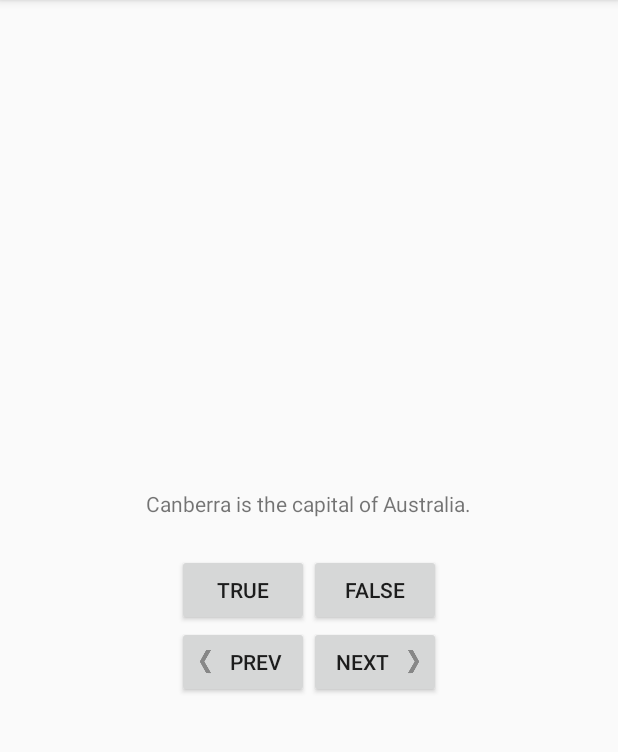
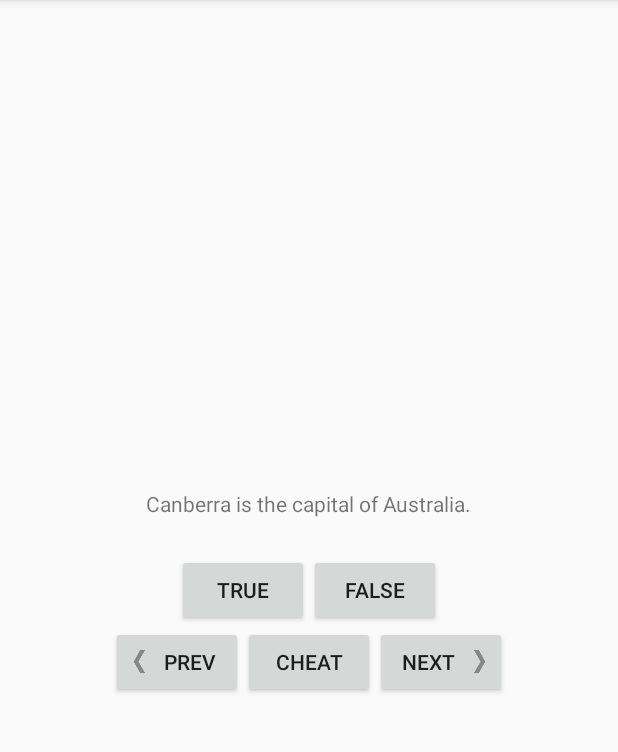
Before and after one commit to onero/GeoQuiz, an Android app: the screen it shows after launch (QuizActivity), on a phone screen of 412 x 824 dp, the part 84-836 px from its top. Run offline under Robolectric (Android 15) with nearby library versions, the phone set to English and light mode, and no system bars.

Commit message:
Added CheatMode
New Possibility for cheating added, use with caution!

```diff
--- a/app/src/main/AndroidManifest.xml
+++ b/app/src/main/AndroidManifest.xml
@@ -16,6 +16,8 @@
                 <category android:name="android.intent.category.LAUNCHER"/>
             </intent-filter>
         </activity>
+        <activity android:name=".CheatActivity">
+        </activity>
     </application>
 
 </manifest>
--- a/app/src/main/java/dk/adamino/geoquiz/QuizActivity.java
+++ b/app/src/main/java/dk/adamino/geoquiz/QuizActivity.java
@@ -1,5 +1,6 @@
 package dk.adamino.geoquiz;
 
+import android.content.Intent;
 import android.os.Bundle;
 import android.support.v7.app.AppCompatActivity;
 import android.util.Log;
@@ -12,9 +13,11 @@ public class QuizActivity extends AppCompatActivity {
 
     public static final String TAG = "Adamino";
     public static final String KEY_INDEX = "index";
-    private Button mTrueButton, mFalseButton ,mNextButton, mPrevButton;
+    public static final int REQUEST_CODE_CHEAT = 0;
+    private Button mTrueButton, mFalseButton ,mNextButton, mPrevButton, mCheatButton;
     private TextView mQuestionTextView;
     private int mCurrentIndex = 0;
+    private boolean mIsCheater;
 
     private Question[] mQuestionBank = new Question[]{
         new Question(R.string.question_australia, true),
@@ -40,6 +43,16 @@ public class QuizActivity extends AppCompatActivity {
         updateQuestion();
     }
 
+    @Override
+    protected void onActivityResult(int requestCode, int resultCode, Intent data) {
+        if (resultCode != RESULT_OK) return;
+
+        if (requestCode == QuizActivity.REQUEST_CODE_CHEAT) {
+            if (data == null) return;
+            mIsCheater = CheatActivity.wasAnswerShown(data);
+        }
+    }
+
     private void setupListeners() {
         mFalseButton.setOnClickListener(new View.OnClickListener() {
             @Override
@@ -58,9 +71,18 @@ public class QuizActivity extends AppCompatActivity {
             @Override
             public void onClick(View v) {
                 mCurrentIndex = (mCurrentIndex + 1) % mQuestionBank.length;
+                mIsCheater = false;
                 updateQuestion();
             }
         };
+        mCheatButton.setOnClickListener(new View.OnClickListener() {
+            @Override
+            public void onClick(View v) {
+                boolean answerIsTrue = mQuestionBank[mCurrentIndex].isAnswerTrue();
+                Intent iSolemnlySwearImUpToNoGood = CheatActivity.newIntent(QuizActivity.this, answerIsTrue);
+                startActivityForResult(iSolemnlySwearImUpToNoGood, QuizActivity.REQUEST_CODE_CHEAT);
+            }
+        });
 
         mNextButton.setOnClickListener(nextQuestionListener);
         mQuestionTextView.setOnClickListener(nextQuestionListener);
@@ -79,6 +101,7 @@ public class QuizActivity extends AppCompatActivity {
         mFalseButton = findViewById(R.id.false_button);
         mNextButton = findViewById(R.id.next_button);
         mPrevButton = findViewById(R.id.previous_button);
+        mCheatButton = findViewById(R.id.btnCheat);
     }
 
     @Override
@@ -91,10 +114,14 @@ public class QuizActivity extends AppCompatActivity {
         boolean answerIsTrue = mQuestionBank[mCurrentIndex].isAnswerTrue();
 
         int messageResId = 0;
-
         messageResId = (userPressedTrue == answerIsTrue) ?
                 R.string.correct_toast :
                 R.string.incorrect_toast;
+
+        if (mIsCheater) {
+            messageResId = R.string.judgement;
+        }
+
         Toast.makeText(this, messageResId, Toast.LENGTH_SHORT).show();
     }
 
--- a/app/src/main/res/layout-land/activity_quiz.xml
+++ b/app/src/main/res/layout-land/activity_quiz.xml
@@ -35,16 +35,23 @@
         android:layout_width="wrap_content"
         android:layout_height="wrap_content"
         android:text="@string/previous"
-        android:layout_gravity="bottom|left"
+        android:layout_gravity="bottom|start"
         android:drawableLeft="@drawable/arrow_left"
         android:drawablePadding="4dp"/>
+
+    <Button
+        android:id="@+id/btnCheat"
+        android:layout_width="wrap_content"
+        android:layout_height="wrap_content"
+        android:layout_gravity="bottom|center_horizontal"
+        android:text="@string/cheat"/>
 
     <Button
         android:id="@+id/next_button"
         android:layout_width="wrap_content"
         android:layout_height="wrap_content"
         android:drawablePadding="4dp"
-        android:layout_gravity="bottom|right"
+        android:layout_gravity="bottom|end"
         android:drawableRight="@drawable/arrow_right"
         android:text="@string/next_button"/>
 
--- a/app/src/main/res/layout/activity_quiz.xml
+++ b/app/src/main/res/layout/activity_quiz.xml
@@ -43,6 +43,12 @@
             android:drawablePadding="4dp"/>
 
         <Button
+            android:id="@+id/btnCheat"
+            android:layout_width="wrap_content"
+            android:layout_height="wrap_content"
+            android:text="@string/cheat"/>
+
+        <Button
             android:id="@+id/next_button"
             android:layout_width="wrap_content"
             android:layout_height="wrap_content"
--- a/app/src/main/res/values/strings.xml
+++ b/app/src/main/res/values/strings.xml
@@ -16,4 +16,8 @@
     <string name="correct_toast">Correct!</string>
     <string name="incorrect_toast">Incorrect!</string>
     <string name="previous">Prev</string>
+    <string name="warning">Are you sure you want to do this?</string>
+    <string name="show_answer">Show Answer</string>
+    <string name="cheat">Cheat</string>
+    <string name="judgement">Cheating is wrong.</string>
 </resources>
```
Also changed, not shown: app/src/main/java/dk/adamino/geoquiz/CheatActivity.java (added, +56 -0 lines), app/src/main/res/layout/activity_cheat.xml (added, +30 -0 lines).
